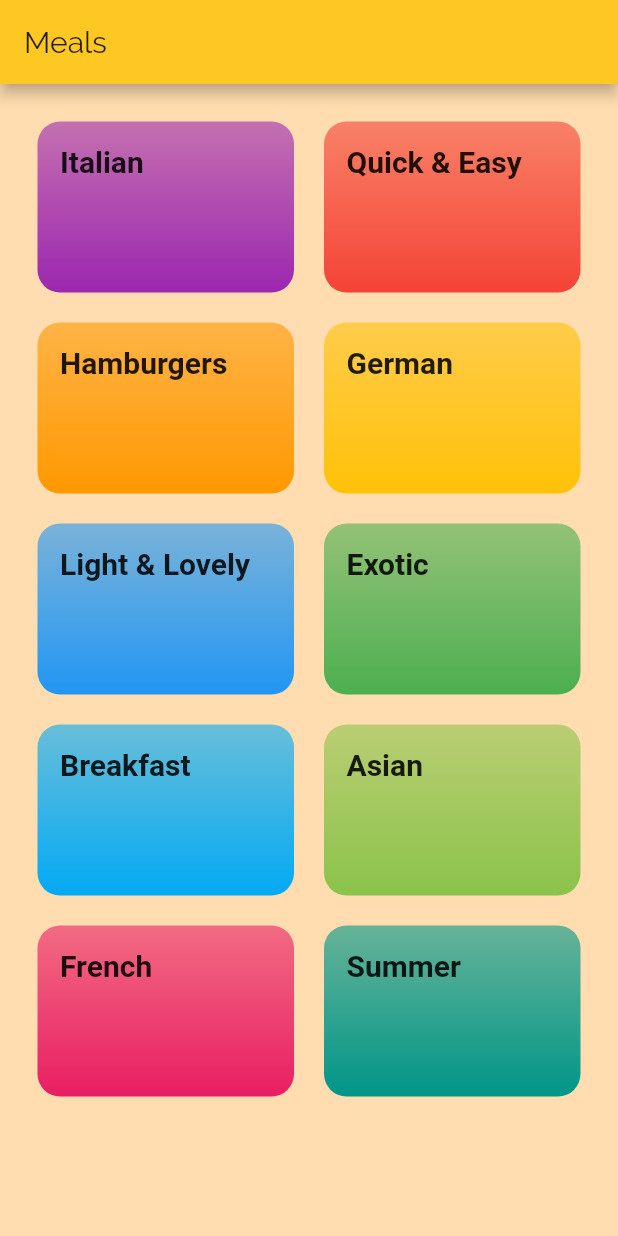
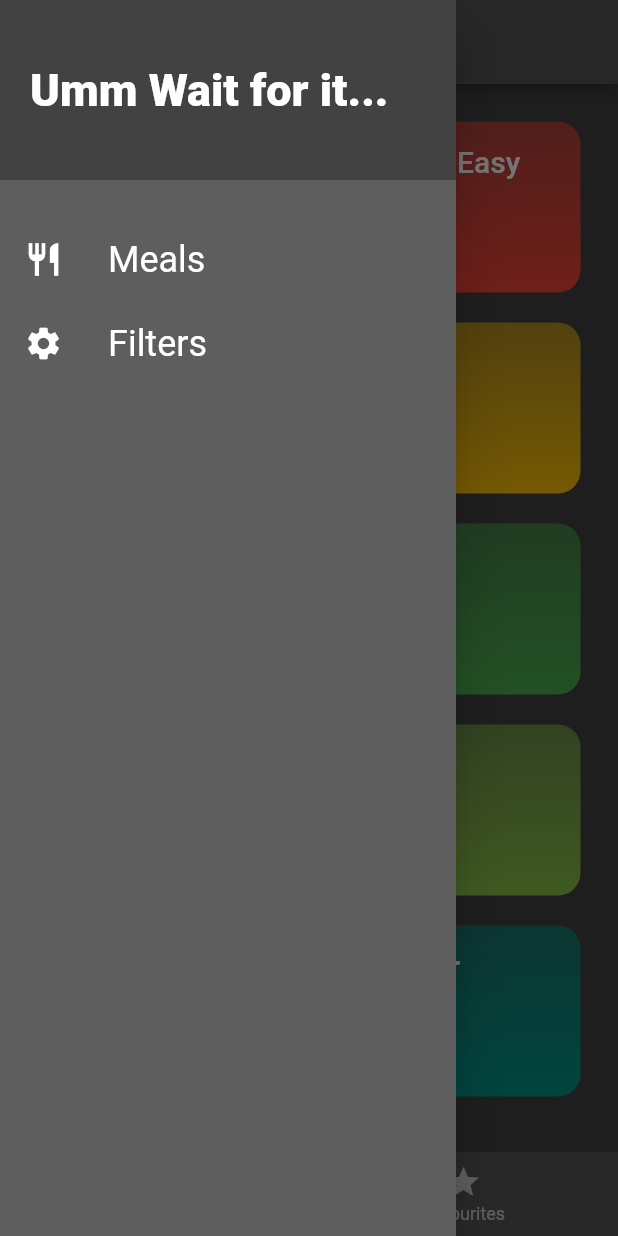
Before and after one commit to kaushalwagle/meals_app, a Flutter app: the screen it shows after launch, with the side drawer open (before the commit the screen has no drawer), on a phone screen of 412 x 824 dp. Run offline on Flutter 3.47's test engine with Material 2 defaults, Android fonts, the phone set to English and light mode, and no system bars; Roboto replaces fonts that are missing (RobotoCondensed).

Commit message:
added tabbar, custom drawer with links, replaccing pages instead of stacking without deleting,

```diff
--- a/lib/main.dart
+++ b/lib/main.dart
@@ -3,6 +3,8 @@ import 'package:flutter/material.dart';
 import 'screens/categories_screen.dart';
 import 'screens/category_meals_screen.dart';
 import 'screens/meal_detail_screen.dart';
+import 'screens/tabs_screens.dart';
+import 'screens/filters_screen.dart';
 
 void main() {
   runApp(MyApp());
@@ -13,32 +15,32 @@ class MyApp extends StatelessWidget {
   Widget build(BuildContext context) {
     return MaterialApp(
       title: 'DeliMeals',
-      theme: ThemeData(
-        primaryColor: Color.fromRGBO(
-          253,
-          199,
-          36,
-          1,
-        ),
-        accentColor: Color.fromRGBO(36, 170, 253, 1),
-        canvasColor: Color.fromRGBO(255, 221, 176, 1),
-        fontFamily: 'Raleway',
-        textTheme: ThemeData.light().textTheme.copyWith(
-              bodyText1: TextStyle(color: Colors.grey.shade900),
-              bodyText2: TextStyle(color: Colors.grey.shade900),
-              headline6: TextStyle(
-                fontSize: 20,
-                fontWeight: FontWeight.bold,
-                fontFamily: 'RobotoCondensed',
-              ),
-            ),
+      theme: ThemeData.from(
+        colorScheme: ThemeData.dark().colorScheme,
+//        ColorScheme.fromSwatch().copyWith(
+//          primary: Colors.blueGrey.shade500,
+//          onPrimary: Colors.white,
+//          primaryVariant: Colors.blueGrey.shade700,
+//          secondary: Colors.brown.shade500,
+//          onSecondary: Colors.black,
+//          secondaryVariant: Colors.brown.shade700,
+//          background: Colors.brown.shade200,
+//          onBackground: Colors.black54,
+//          error: Colors.red.shade900,
+//          onError: Colors.orange,
+//          brightness: Brightness.dark,
+//          surface: Colors.white,
+//          onSurface: Colors.black,
+//        ),
+        textTheme: ThemeData.dark().textTheme,
       ),
       //home: CategoriesScreen(),
       //initialRoute: '/',
       routes: {
-        '/': (context) => CategoriesScreen(),
+        '/': (context) => TabsScreen(),
         CategoryMealsScreen.routeName: (context) => CategoryMealsScreen(),
         MealDetailScreen.routeName: (context) => MealDetailScreen(),
+        FilterScreen.routeName: (context) => FilterScreen(),
       },
 //      onGenerateRoute: (settings) {
 //        print(settings.arguments);
--- a/lib/screens/categories_screen.dart
+++ b/lib/screens/categories_screen.dart
@@ -7,12 +7,8 @@ import '../widgets/category_item.dart';
 class CategoriesScreen extends StatelessWidget {
   @override
   Widget build(BuildContext context) {
-    return Scaffold(
-      appBar: AppBar(
-        title: const Text('Meals'),
-      ),
-      body: GridView(
-        padding: const EdgeInsets.only(top: 25, left: 25, right: 25),
+    return GridView(
+      padding: const EdgeInsets.all(25),
       gridDelegate: SliverGridDelegateWithMaxCrossAxisExtent(
         maxCrossAxisExtent: 200,
         childAspectRatio: 3 / 2,
@@ -26,7 +22,6 @@ class CategoriesScreen extends StatelessWidget {
                 cat.color,
               ))
           .toList(),
-      ),
     );
   }
 }
--- /dev/null
+++ b/lib/screens/favourites_screen.dart
@@ -0,0 +1,10 @@
+import 'package:flutter/material.dart';
+
+class FavouritesScreen extends StatelessWidget {
+  @override
+  Widget build(BuildContext context) {
+    return Center(
+        child: Text('The Favourites'),
+      );
+  }
+}
--- /dev/null
+++ b/lib/screens/filters_screen.dart
@@ -0,0 +1,19 @@
+import 'package:flutter/material.dart';
+
+import '../widgets/main_drawer.dart';
+
+class FilterScreen extends StatelessWidget {
+  static const routeName = '/filters';
+  @override
+  Widget build(BuildContext context) {
+    return Scaffold(
+      appBar: AppBar(
+        title: Text('Your Filters'),
+      ),
+      drawer: MainDrawer(),
+      body: Center(
+        child: Text('Filter Screen'),
+      ),
+    );
+  }
+}
--- a/lib/screens/meal_detail_screen.dart
+++ b/lib/screens/meal_detail_screen.dart
@@ -8,7 +8,7 @@ class MealDetailScreen extends StatelessWidget {
   Widget _buildSectionTitle(BuildContext context, String text) {
     return Container(
       margin: EdgeInsets.symmetric(
-        vertical: 10,
+        vertical: 5,
       ),
       child: Text(
         text,
@@ -20,14 +20,13 @@ class MealDetailScreen extends StatelessWidget {
   Widget _buildContainer(BuildContext context, Widget child) {
     return Container(
       decoration: BoxDecoration(
-        color: Colors.white,
         border: Border.all(color: Colors.grey),
         borderRadius: BorderRadius.circular(10),
       ),
       margin: EdgeInsets.all(10),
       padding: EdgeInsets.all(10),
       height: 200,
-      width: MediaQuery.of(context).size.width,
+      width: MediaQuery.of(context).size.width - 25,
       child: child,
     );
   }
@@ -64,7 +63,10 @@ class MealDetailScreen extends StatelessWidget {
                         vertical: 5,
                         horizontal: 10,
                       ),
-                      child: Text(meal.ingredients[index],textAlign: TextAlign.center,),
+                      child: Text(
+                        meal.ingredients[index],
+                        textAlign: TextAlign.center,
+                      ),
                     ),
                   );
                 },
--- /dev/null
+++ b/lib/screens/tabs_screens.dart
@@ -0,0 +1,55 @@
+import 'package:flutter/material.dart';
+
+import 'categories_screen.dart';
+import 'favourites_screen.dart';
+import '../widgets/main_drawer.dart';
+
+class TabsScreen extends StatefulWidget {
+  @override
+  _TabsScreenState createState() => _TabsScreenState();
+}
+
+class _TabsScreenState extends State<TabsScreen> {
+  final List<Map<String, Object>> _pages = [
+    {'page': CategoriesScreen(), 'title': 'Categories'},
+    {'page': FavouritesScreen(), 'title': 'Your Favourites'}
+  ];
+
+  int _selectedPageIndex = 0;
+
+//  void _selectPage(int index) {
+//    setState(() {
+//      _selectedPageIndex = index;
+//    });
+//  }
+
+  @override
+  Widget build(BuildContext context) {
+    return Scaffold(
+      appBar: AppBar(
+        title: Text(_pages[_selectedPageIndex]['title']),
+      ),
+      drawer: MainDrawer(),
+      body: _pages[_selectedPageIndex]['page'],
+      bottomNavigationBar: BottomNavigationBar(
+        onTap: (value) {
+          setState(() {
+            _selectedPageIndex = value;
+          });
+        },
+        currentIndex: _selectedPageIndex,
+        backgroundColor: Theme.of(context).cardColor,
+        items: [
+          BottomNavigationBarItem(
+            icon: Icon(Icons.category),
+            title: Text('Category'),
+          ),
+          BottomNavigationBarItem(
+            icon: Icon(Icons.star),
+            title: Text('Favourites'),
+          ),
+        ],
+      ),
+    );
+  }
+}
--- /dev/null
+++ b/lib/widgets/main_drawer.dart
@@ -0,0 +1,59 @@
+import 'package:flutter/material.dart';
+import 'package:mealsapp/screens/filters_screen.dart';
+
+class MainDrawer extends StatelessWidget {
+  Widget _buildListTile(
+      BuildContext context, String title, IconData icon, Function handler) {
+    return ListTile(
+      leading: Icon(
+        icon,
+        size: 26,
+      ),
+      title: Text(
+        title,
+        style: Theme.of(context).textTheme.headline5,
+      ),
+      onTap: handler,
+    );
+  }
+
+  @override
+  Widget build(BuildContext context) {
+    return Drawer(
+      child: Column(
+        children: <Widget>[
+          Container(
+            height: 120,
+            width: double.infinity,
+            padding: EdgeInsets.all(20),
+            alignment: Alignment.centerLeft,
+            color: Theme.of(context).primaryColor,
+            child: Text(
+              'Umm Wait for it...',
+              style: TextStyle(
+                fontWeight: FontWeight.w900,
+                fontSize: 30,
+                color: Theme.of(context).colorScheme.onSurface,
+              ),
+            ),
+          ),
+          SizedBox(
+            height: 25,
+          ),
+          _buildListTile(
+            context,
+            'Meals',
+            Icons.restaurant,
+            () => Navigator.of(context).pushReplacementNamed('/'),
+          ),
+          _buildListTile(
+            context,
+            'Filters',
+            Icons.settings,
+            () => Navigator.of(context).pushReplacementNamed(FilterScreen.routeName),
+          ),
+        ],
+      ),
+    );
+  }
+}
```
Lines whose indentation alone changed are shown as unchanged.
